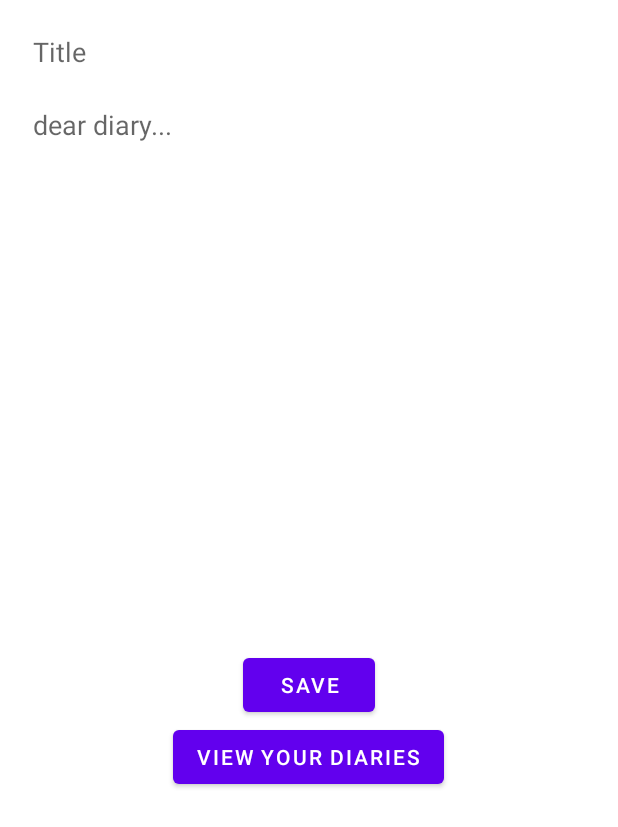
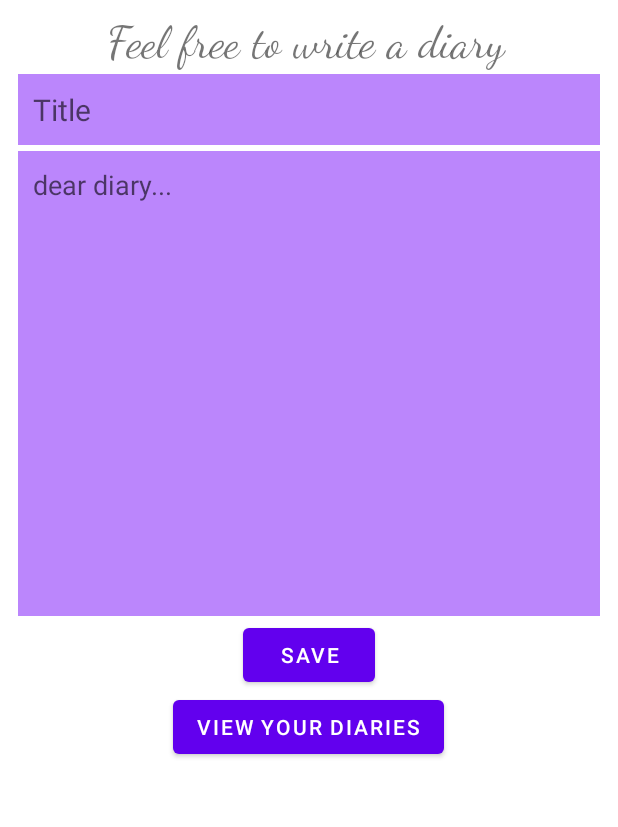
Before and after one commit to Bless4life/SmileyChatbotApp, an Android app: the DiaryActivity screen opened directly, with no data from a screen before it, on a phone screen of 412 x 824 dp. Shown: the top 827 px of the screen. Run offline under Robolectric (Android 15) with nearby library versions, the phone set to English and light mode, and no system bars; our stand-ins replace Firebase (no records; nobody signed in at launch, a user with empty details on screens opened directly).

Commit message:
CRUD Diary works [Creates, Read, Updates, Deletes] Added colors better design

```diff
--- a/app/src/main/java/com/example/smileychatbot/ShowActivity.java
+++ b/app/src/main/java/com/example/smileychatbot/ShowActivity.java
@@ -2,13 +2,17 @@ package com.example.smileychatbot;
 
 import androidx.annotation.NonNull;
 import androidx.appcompat.app.AppCompatActivity;
+import androidx.core.view.MenuItemCompat;
 import androidx.recyclerview.widget.LinearLayoutManager;
 import androidx.recyclerview.widget.RecyclerView;
 
 import android.app.ProgressDialog;
 import android.content.Intent;
 import android.os.Bundle;
+import android.view.Menu;
+import android.view.MenuItem;
 import android.view.View;
+import android.widget.SearchView;
 import android.widget.Toast;
 
 import com.google.android.gms.tasks.OnCompleteListener;
@@ -132,4 +136,6 @@ public class ShowActivity extends AppCompatActivity {
                     }
                 });
     }
+
+
 }
--- a/app/src/main/res/layout/activity_diary.xml
+++ b/app/src/main/res/layout/activity_diary.xml
@@ -10,31 +10,44 @@
 
 
     <!--Edittext: Input title as string-->
+    <TextView
+        android:id="@+id/textView2"
+        android:layout_width="388dp"
+        android:layout_height="37dp"
+        android:fontFamily="cursive"
+        android:text="Feel free to write a diary"
+        android:textAlignment="center"
+        android:textSize="30sp" />
+
     <EditText
         android:id="@+id/titleET"
-        android:layout_width="452dp"
+        android:layout_width="match_parent"
         android:layout_height="wrap_content"
         android:layout_margin="2dp"
-        android:background="@color/white"
+        android:background="@color/purple_200"
+        android:color="@color/white"
         android:hint="Title"
         android:inputType="text"
-        android:padding="10dp" />
+        android:padding="10dp"
+        android:textSize="20sp" />
 
     <!--Edittext: Input desc as string-->
+
+
+    <!--Button: Save/Upload data to the firebase cloud Firestore-->
     <EditText
         android:id="@+id/descET"
-        android:layout_width="452dp"
-        android:layout_height="370dp"
+        android:layout_width="match_parent"
+        android:layout_height="310dp"
         android:layout_margin="2dp"
-        android:background="@color/white"
+        android:background="@color/purple_200"
         android:gravity="start"
         android:hint="dear diary..."
         android:inputType="textMultiLine|textCapSentences"
         android:minHeight="250dp"
-        android:padding="10dp" />
+        android:padding="10dp"
+        android:textSize="18sp" />
 
-
-    <!--Button: Save/Upload data to the firebase cloud Firestore-->
     <Button
         android:id="@+id/BtnSave"
         android:layout_width="wrap_content"
```
Also changed, not shown: app/src/main/java/com/example/smileychatbot/DiaryActivity.java (+6 -1 lines), app/src/main/res/layout/model_layout.xml (+9 -9 lines).
